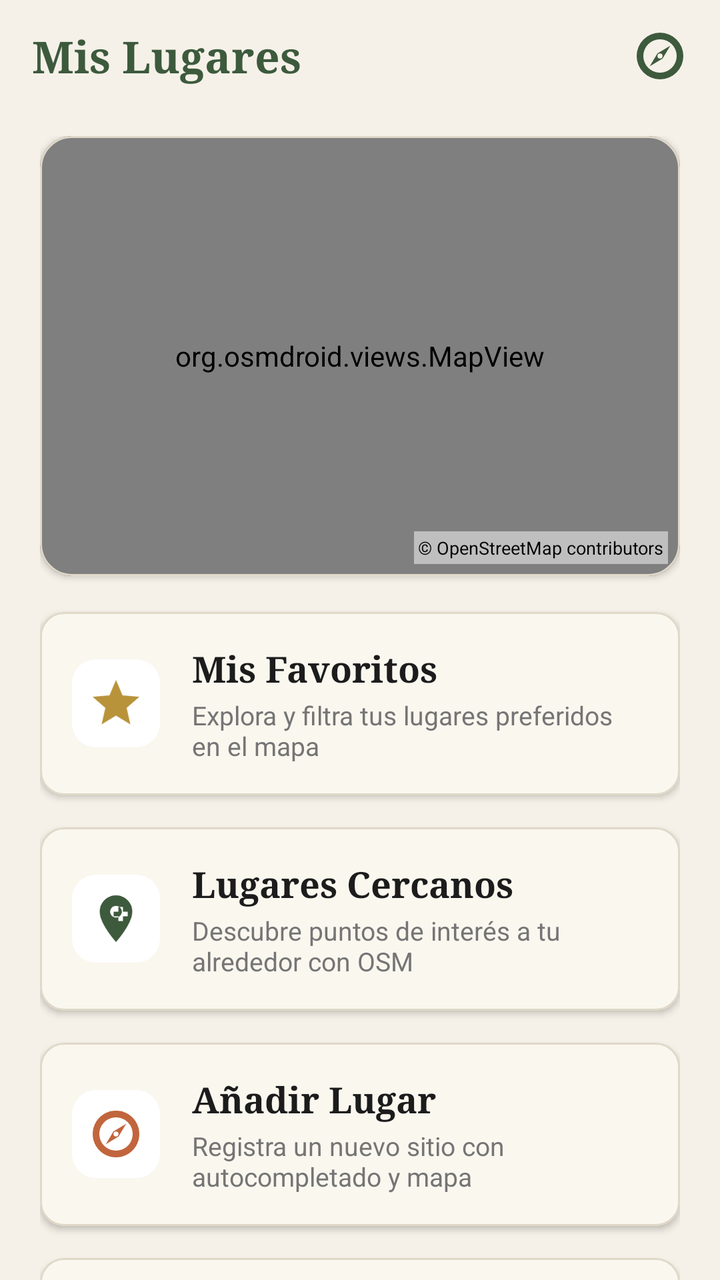
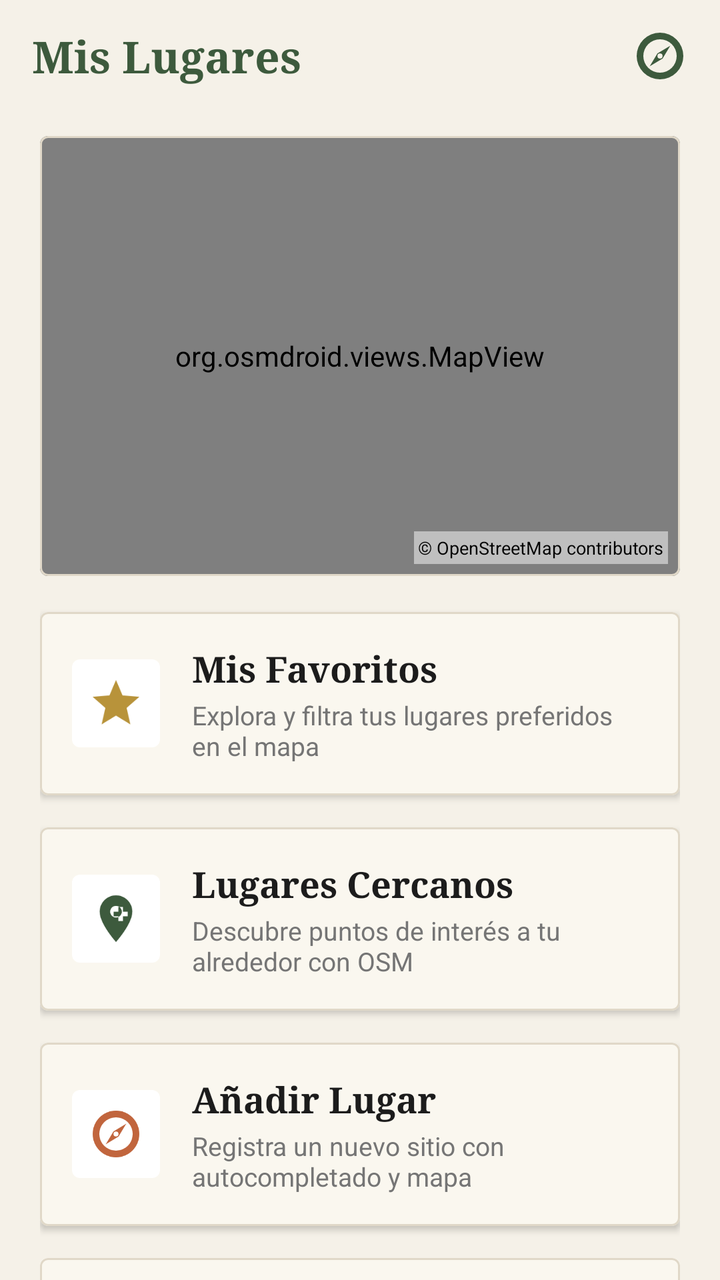

Compare the two renders of this Android layout. The source of the first and the diff that turns it into the second are given below.
<!-- AndroidManifest.xml: activity theme Theme.MisLugares.NoActionBar -->
<!-- res/layout/activity_main.xml -->
<?xml version="1.0" encoding="utf-8"?>
<androidx.coordinatorlayout.widget.CoordinatorLayout
    xmlns:android="http://schemas.android.com/apk/res/android"
    xmlns:app="http://schemas.android.com/apk/res-auto"
    xmlns:tools="http://schemas.android.com/tools"
    android:layout_width="match_parent"
    android:layout_height="match_parent"
    android:background="@color/background"
    android:fitsSystemWindows="true"
    tools:context=".MainActivity">

        <com.google.android.material.appbar.AppBarLayout
            android:id="@+id/appBarLayout"
            android:layout_width="match_parent"
            android:layout_height="wrap_content"
            android:background="@android:color/transparent"
            android:fitsSystemWindows="true"
            app:elevation="0dp">

            <androidx.appcompat.widget.Toolbar
                android:id="@+id/toolbar"
                android:layout_width="match_parent"
                android:layout_height="?attr/actionBarSize"
                app:popupTheme="@style/Theme.MisLugares.PopupOverlay"
                app:theme="@style/Theme.MisLugares.AppBarOverlay">

                <TextView
                    android:layout_width="wrap_content"
                    android:layout_height="wrap_content"
                    android:fontFamily="serif"
                    android:text="@string/main_title"
                    android:textColor="@color/primary"
                    android:textSize="@dimen/text_size_h1"
                    android:textStyle="bold" />

                <ImageView
                    android:layout_width="28dp"
                    android:layout_height="28dp"
                    android:layout_gravity="end"
                    android:layout_marginEnd="16dp"
                    android:src="@drawable/ic_compass"
                    app:tint="@color/primary" />
            </androidx.appcompat.widget.Toolbar>
        </com.google.android.material.appbar.AppBarLayout>

        <androidx.core.widget.NestedScrollView
            android:layout_width="match_parent"
            android:layout_height="match_parent"
            app:layout_behavior="@string/appbar_scrolling_view_behavior">

            <LinearLayout
                android:layout_width="match_parent"
                android:layout_height="wrap_content"
                android:orientation="vertical"
                android:paddingHorizontal="20dp"
                android:paddingTop="12dp"
                android:paddingBottom="32dp">


                
                <com.google.android.material.card.MaterialCardView
                    android:id="@+id/cardMapContainer"
                    style="@style/Widget.MisLugares.CardView"
                    android:layout_width="match_parent"
                    android:layout_height="220dp"
                    android:layout_marginBottom="18dp"
                    app:cardCornerRadius="16dp"
                    app:cardElevation="2dp">

                    <FrameLayout
                        android:layout_width="match_parent"
                        android:layout_height="match_parent">

                        <org.osmdroid.views.MapView
                            android:id="@+id/mainMapView"
                            android:layout_width="match_parent"
                            android:layout_height="match_parent" />

                        
                        <TextView
                            android:layout_width="wrap_content"
                            android:layout_height="wrap_content"
                            android:layout_gravity="bottom|end"
                            android:layout_margin="6dp"
                            android:background="#80FFFFFF"
                            android:padding="2dp"
                            android:text="@string/osm_attribution"
                            android:textColor="@color/black"
                            android:textSize="9sp" />
                    </FrameLayout>
                </com.google.android.material.card.MaterialCardView>

                
                <com.google.android.material.card.MaterialCardView
                    android:id="@+id/cardFavoritos"
                    style="@style/Widget.MisLugares.CardView"
                    android:layout_width="match_parent"
                    android:layout_height="wrap_content"
                    android:layout_marginBottom="16dp"
                    android:clickable="true"
                    android:focusable="true">

                    <LinearLayout
                        android:layout_width="match_parent"
                        android:layout_height="wrap_content"
                        android:gravity="center_vertical"
                        android:orientation="horizontal"
                        android:padding="16dp">

                        <ImageView
                            android:layout_width="44dp"
                            android:layout_height="44dp"
                            android:background="@drawable/rounded_background_white"
                            android:padding="8dp"
                            android:src="@drawable/ic_star"
                            app:tint="@color/accent_gold" />

                        <LinearLayout
                            android:layout_width="0dp"
                            android:layout_height="wrap_content"
                            android:layout_marginStart="16dp"
                            android:layout_weight="1"
                            android:orientation="vertical">

                            <TextView
                                android:layout_width="wrap_content"
                                android:layout_height="wrap_content"
                                android:fontFamily="serif"
                                android:text="@string/my_favorites"
                                android:textColor="@color/text_primary"
                                android:textSize="18sp"
                                android:textStyle="bold" />

                            <TextView
                                android:id="@+id/tvFavoritosCount"
                                android:layout_width="wrap_content"
                                android:layout_height="wrap_content"
                                android:layout_marginTop="2dp"
                                android:text="@string/my_favorites_desc"
                                android:textColor="@color/text_secondary"
                                android:textSize="13sp" />
                        </LinearLayout>
                    </LinearLayout>
                </com.google.android.material.card.MaterialCardView>

                
                <com.google.android.material.card.MaterialCardView
                    android:id="@+id/cardCercanos"
                    style="@style/Widget.MisLugares.CardView"
                    android:layout_width="match_parent"
                    android:layout_height="wrap_content"
                    android:layout_marginBottom="16dp"
                    android:clickable="true"
                    android:focusable="true">

                    <LinearLayout
                        android:layout_width="match_parent"
                        android:layout_height="wrap_content"
                        android:gravity="center_vertical"
                        android:orientation="horizontal"
                        android:padding="16dp">

                        <ImageView
                            android:layout_width="44dp"
                            android:layout_height="44dp"
                            android:background="@drawable/rounded_background_white"
                            android:padding="8dp"
                            android:src="@drawable/ic_map_pin_plus"
                            app:tint="@color/primary" />

                        <LinearLayout
                            android:layout_width="0dp"
                            android:layout_height="wrap_content"
                            android:layout_marginStart="16dp"
                            android:layout_weight="1"
                            android:orientation="vertical">

                            <TextView
                                android:layout_width="wrap_content"
                                android:layout_height="wrap_content"
                                android:fontFamily="serif"
                                android:text="@string/nearby_places"
                                android:textColor="@color/text_primary"
                                android:textSize="18sp"
                                android:textStyle="bold" />

                            <TextView
                                android:id="@+id/tvCercanosCount"
                                android:layout_width="wrap_content"
                                android:layout_height="wrap_content"
                                android:layout_marginTop="2dp"
                                android:text="@string/nearby_places_desc"
                                android:textColor="@color/text_secondary"
                                android:textSize="13sp" />
                        </LinearLayout>
                    </LinearLayout>
                </com.google.android.material.card.MaterialCardView>

                
                <com.google.android.material.card.MaterialCardView
                    android:id="@+id/cardAnadirLugar"
                    style="@style/Widget.MisLugares.CardView"
                    android:layout_width="match_parent"
                    android:layout_height="wrap_content"
                    android:layout_marginBottom="16dp"
                    android:clickable="true"
                    android:focusable="true">

                    <LinearLayout
                        android:layout_width="match_parent"
                        android:layout_height="wrap_content"
                        android:gravity="center_vertical"
                        android:orientation="horizontal"
                        android:padding="16dp">

                        <ImageView
                            android:layout_width="44dp"
                            android:layout_height="44dp"
                            android:background="@drawable/rounded_background_white"
                            android:padding="8dp"
                            android:src="@drawable/ic_compass"
                            app:tint="@color/secondary" />

                        <LinearLayout
                            android:layout_width="0dp"
                            android:layout_height="wrap_content"
                            android:layout_marginStart="16dp"
                            android:layout_weight="1"
                            android:orientation="vertical">

                            <TextView
                                android:layout_width="wrap_content"
                                android:layout_height="wrap_content"
                                android:fontFamily="serif"
                                android:text="@string/add_places"
                                android:textColor="@color/text_primary"
                                android:textSize="18sp"
                                android:textStyle="bold" />

                            <TextView
                                android:layout_width="wrap_content"
                                android:layout_height="wrap_content"
                                android:layout_marginTop="2dp"
                                android:text="@string/add_places_desc"
                                android:textColor="@color/text_secondary"
                                android:textSize="13sp" />
                        </LinearLayout>
                    </LinearLayout>
                </com.google.android.material.card.MaterialCardView>

                
                <com.google.android.material.card.MaterialCardView
                    android:id="@+id/cardDondeEstoy"
                    style="@style/Widget.MisLugares.CardView"
                    android:layout_width="match_parent"
                    android:layout_height="wrap_content"
                    android:layout_marginBottom="16dp"
                    android:clickable="true"
                    android:focusable="true">

                    <LinearLayout
                        android:layout_width="match_parent"
                        android:layout_height="wrap_content"
                        android:gravity="center_vertical"
                        android:orientation="horizontal"
                        android:padding="16dp">

                        <ImageView
                            android:layout_width="44dp"
                            android:layout_height="44dp"
                            android:background="@drawable/rounded_background_white"
                            android:padding="8dp"
                            android:src="@drawable/ic_location"
                            app:tint="@color/secondary" />

                        <LinearLayout
                            android:layout_width="0dp"
                            android:layout_height="wrap_content"
                            android:layout_marginStart="16dp"
                            android:layout_weight="1"
                            android:orientation="vertical">

                            <TextView
                                android:layout_width="wrap_content"
                                android:layout_height="wrap_content"
                                android:fontFamily="serif"
                                android:text="@string/nav_where_am_i"
                                android:textColor="@color/text_primary"
                                android:textSize="18sp"
                                android:textStyle="bold" />

                            <TextView
                                android:layout_width="wrap_content"
                                android:layout_height="wrap_content"
                                android:layout_marginTop="2dp"
                                android:text="@string/nav_where_am_i_desc"
                                android:textColor="@color/text_secondary"
                                android:textSize="13sp" />
                        </LinearLayout>
                    </LinearLayout>
                </com.google.android.material.card.MaterialCardView>

                
                <com.google.android.material.card.MaterialCardView
                    android:id="@+id/cardCambiarIdioma"
                    style="@style/Widget.MisLugares.CardView"
                    android:layout_width="match_parent"
                    android:layout_height="wrap_content"
                    android:layout_marginBottom="16dp"
                    android:clickable="true"
                    android:focusable="true">

                    <LinearLayout
                        android:layout_width="match_parent"
                        android:layout_height="wrap_content"
                        android:gravity="center_vertical"
                        android:orientation="horizontal"
                        android:padding="16dp">

                        <ImageView
                            android:layout_width="44dp"
                            android:layout_height="44dp"
                            android:background="@drawable/rounded_background_white"
                            android:padding="8dp"
                            android:src="@drawable/ic_compass"
                            app:tint="@color/primary" />

                        <LinearLayout
                            android:layout_width="0dp"
                            android:layout_height="wrap_content"
                            android:layout_marginStart="16dp"
                            android:layout_weight="1"
                            android:orientation="vertical">

                            <TextView
                                android:layout_width="wrap_content"
                                android:layout_height="wrap_content"
                                android:fontFamily="serif"
                                android:text="@string/language_selection"
                                android:textColor="@color/text_primary"
                                android:textSize="18sp"
                                android:textStyle="bold" />

                            <TextView
                                android:layout_width="wrap_content"
                                android:layout_height="wrap_content"
                                android:layout_marginTop="2dp"
                                android:text="@string/language_selection_desc"
                                android:textColor="@color/text_secondary"
                                android:textSize="13sp" />
                        </LinearLayout>
                    </LinearLayout>
                </com.google.android.material.card.MaterialCardView>

            </LinearLayout>
        </androidx.core.widget.NestedScrollView>

</androidx.coordinatorlayout.widget.CoordinatorLayout>
<!-- resources referenced by this layout -->
<resources>
  <color name="accent_gold">#B8933A</color>
  <color name="background">#F5F1E8</color>
  <color name="black">#FF000000</color>
  <color name="primary">#3D5A3D</color>
  <color name="secondary">#C1653D</color>
  <color name="text_primary">#1C1C1C</color>
  <color name="text_secondary">#757575</color>
  <dimen name="text_size_h1">22sp</dimen>
  <!-- drawable ic_location (drawable) -->
  <vector xmlns:android="http://schemas.android.com/apk/res/android"
      android:width="24dp"
      android:height="24dp"
      android:viewportWidth="24"
      android:viewportHeight="24">
      <path
          android:fillColor="#FFFFFF"
          android:pathData="M12,2C8.13,2 5,5.13 5,9c0,5.25 7,13 7,13s7,-7.75 7,-13c0,-3.87 -3.13,-7 -7,-7zM12,11.5c-1.38,0 -2.5,-1.12 -2.5,-2.5s1.12,-2.5 2.5,-2.5 2.5,1.12 2.5,2.5 -1.12,2.5 -2.5,2.5z"/>
  </vector>
  <!-- drawable ic_map_pin_plus (drawable) -->
  <vector xmlns:android="http://schemas.android.com/apk/res/android"
      android:width="24dp"
      android:height="24dp"
      android:viewportWidth="24"
      android:viewportHeight="24">
      <path
          android:fillColor="@android:color/white"
          android:pathData="M12,2C8.13,2 5,5.13 5,9c0,5.25 7,13 7,13s7,-7.75 7,-13c0,-3.87 -3.13,-7 -7,-7zM12,11.5c-1.38,0 -2.5,-1.12 -2.5,-2.5s1.12,-2.5 2.5,-2.5 2.5,1.12 2.5,2.5 -1.12,2.5 -2.5,2.5zM15,9h2v2h-2v2h-2v-2h-2v-2h2v-2h2v2z" />
  </vector>
  <!-- drawable ic_star (drawable) -->
  <vector xmlns:android="http://schemas.android.com/apk/res/android"
      android:width="24dp"
      android:height="24dp"
      android:viewportWidth="24"
      android:viewportHeight="24">
      <path
          android:fillColor="#FF000000"
          android:pathData="M12,17.27L18.18,21L16.54,13.97L22,9.24L14.81,8.62L12,2L9.19,8.62L2,9.24L7.45,13.97L5.82,21L12,17.27Z" />
  </vector>
  <!-- drawable rounded_background_white (drawable) -->
  <?xml version="1.0" encoding="utf-8"?>
  <shape xmlns:android="http://schemas.android.com/apk/res/android">
      <solid android:color="@color/white" />
      <corners android:radius="12dp" />
  </shape>
  <string name="add_places">Añadir Lugar</string>
  <string name="add_places_desc">Registra un nuevo sitio con autocompletado y mapa</string>
  <string name="language_selection">Cambiar Idioma</string>
  <string name="language_selection_desc">Selecciona idioma Español o English</string>
  <string name="main_title">Mis Lugares</string>
  <string name="my_favorites">Mis Favoritos</string>
  <string name="my_favorites_desc">Explora y filtra tus lugares preferidos en el mapa</string>
  <string name="nav_where_am_i">¿Dónde estoy? (Mi Ubicación)</string>
  <string name="nav_where_am_i_desc">Ver coordenadas GPS actuales y abrir en Maps</string>
  <string name="nearby_places">Lugares Cercanos</string>
  <string name="nearby_places_desc">Descubre puntos de interés a tu alrededor con OSM</string>
  <string name="osm_attribution">© OpenStreetMap contributors</string>
  <style name="Theme.MisLugares.AppBarOverlay" parent="ThemeOverlay.AppCompat.Light">
          <item name="colorControlNormal">@color/primary</item>
      </style>
  <style name="Theme.MisLugares.PopupOverlay" parent="ThemeOverlay.AppCompat.Light" />
  <style name="Widget.MisLugares.CardView" parent="Widget.MaterialComponents.CardView">
          <item name="cardBackgroundColor">@color/card_background</item>
          <item name="cardCornerRadius">12dp</item>
          <item name="cardElevation">2dp</item>
          <item name="strokeColor">@color/outline</item>
          <item name="strokeWidth">1dp</item>
      </style>
  <style name="Theme.MisLugares.NoActionBar">
          <item name="windowActionBar">false</item>
          <item name="windowNoTitle">true</item>
      </style>
  <color name="white">#FFFFFFFF</color>
  <color name="card_background">#FAF7EF</color>
  <color name="outline">#E0D8C8</color>
  <!-- unchanged entries left out for length: 1 -->
</resources>

<!-- the commit's change to res/layout/activity_main.xml (unified diff, before → after) -->
@@ -64,7 +64,6 @@
                     android:layout_width="match_parent"
                     android:layout_height="220dp"
                     android:layout_marginBottom="18dp"
-                    app:cardCornerRadius="16dp"
                     app:cardElevation="2dp">
 
                     <FrameLayout
@@ -270,7 +269,7 @@
                             android:layout_height="44dp"
                             android:background="@drawable/rounded_background_white"
                             android:padding="8dp"
-                            android:src="@drawable/ic_location"
+                            android:src="@drawable/ic_compass"
                             app:tint="@color/secondary" />
 
                         <LinearLayout
@@ -288,14 +287,6 @@
                                 android:textColor="@color/text_primary"
                                 android:textSize="18sp"
                                 android:textStyle="bold" />
-
-                            <TextView
-                                android:layout_width="wrap_content"
-                                android:layout_height="wrap_content"
-                                android:layout_marginTop="2dp"
-                                android:text="@string/nav_where_am_i_desc"
-                                android:textColor="@color/text_secondary"
-                                android:textSize="13sp" />
                         </LinearLayout>
                     </LinearLayout>
                 </com.google.android.material.card.MaterialCardView>
<!-- resource entries referenced after the edit -->
@@ -8,16 +8,6 @@
   <color name="text_primary">#1C1C1C</color>
   <color name="text_secondary">#757575</color>
   <dimen name="text_size_h1">22sp</dimen>
-  <!-- drawable ic_location (drawable) -->
-  <vector xmlns:android="http://schemas.android.com/apk/res/android"
-      android:width="24dp"
-      android:height="24dp"
-      android:viewportWidth="24"
-      android:viewportHeight="24">
-      <path
-          android:fillColor="#FFFFFF"
-          android:pathData="M12,2C8.13,2 5,5.13 5,9c0,5.25 7,13 7,13s7,-7.75 7,-13c0,-3.87 -3.13,-7 -7,-7zM12,11.5c-1.38,0 -2.5,-1.12 -2.5,-2.5s1.12,-2.5 2.5,-2.5 2.5,1.12 2.5,2.5 -1.12,2.5 -2.5,2.5z"/>
-  </vector>
   <!-- drawable ic_map_pin_plus (drawable) -->
   <vector xmlns:android="http://schemas.android.com/apk/res/android"
       android:width="24dp"
@@ -42,7 +32,7 @@
   <?xml version="1.0" encoding="utf-8"?>
   <shape xmlns:android="http://schemas.android.com/apk/res/android">
       <solid android:color="@color/white" />
-      <corners android:radius="12dp" />
+      <corners android:radius="4dp" />
   </shape>
   <string name="add_places">Añadir Lugar</string>
   <string name="add_places_desc">Registra un nuevo sitio con autocompletado y mapa</string>
@@ -51,8 +41,7 @@
   <string name="main_title">Mis Lugares</string>
   <string name="my_favorites">Mis Favoritos</string>
   <string name="my_favorites_desc">Explora y filtra tus lugares preferidos en el mapa</string>
-  <string name="nav_where_am_i">¿Dónde estoy? (Mi Ubicación)</string>
-  <string name="nav_where_am_i_desc">Ver coordenadas GPS actuales y abrir en Maps</string>
+  <string name="nav_where_am_i">Mapa</string>
   <string name="nearby_places">Lugares Cercanos</string>
   <string name="nearby_places_desc">Descubre puntos de interés a tu alrededor con OSM</string>
   <string name="osm_attribution">© OpenStreetMap contributors</string>
@@ -62,7 +51,7 @@
   <style name="Theme.MisLugares.PopupOverlay" parent="ThemeOverlay.AppCompat.Light" />
   <style name="Widget.MisLugares.CardView" parent="Widget.MaterialComponents.CardView">
           <item name="cardBackgroundColor">@color/card_background</item>
-          <item name="cardCornerRadius">12dp</item>
+          <item name="cardCornerRadius">4dp</item>
           <item name="cardElevation">2dp</item>
           <item name="strokeColor">@color/outline</item>
           <item name="strokeWidth">1dp</item>
